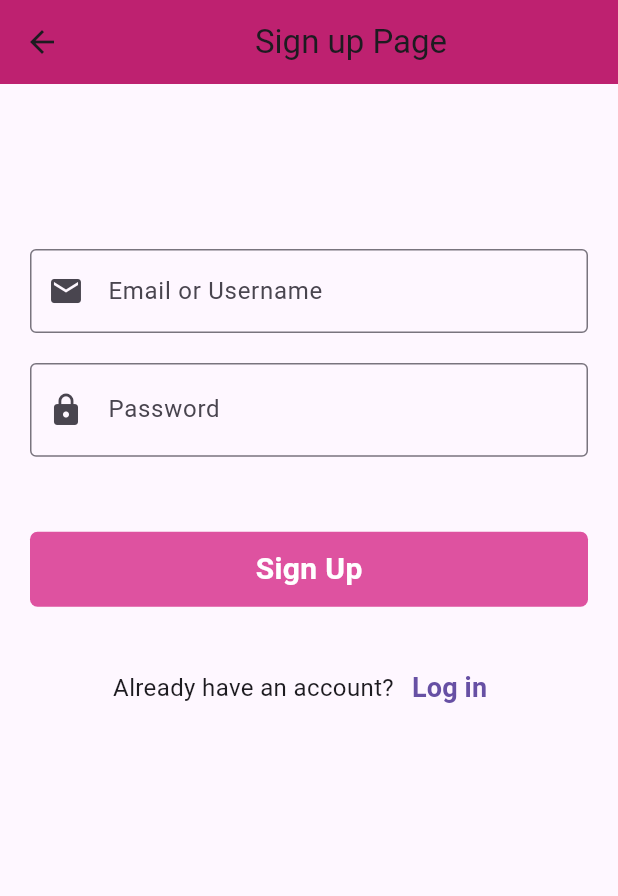
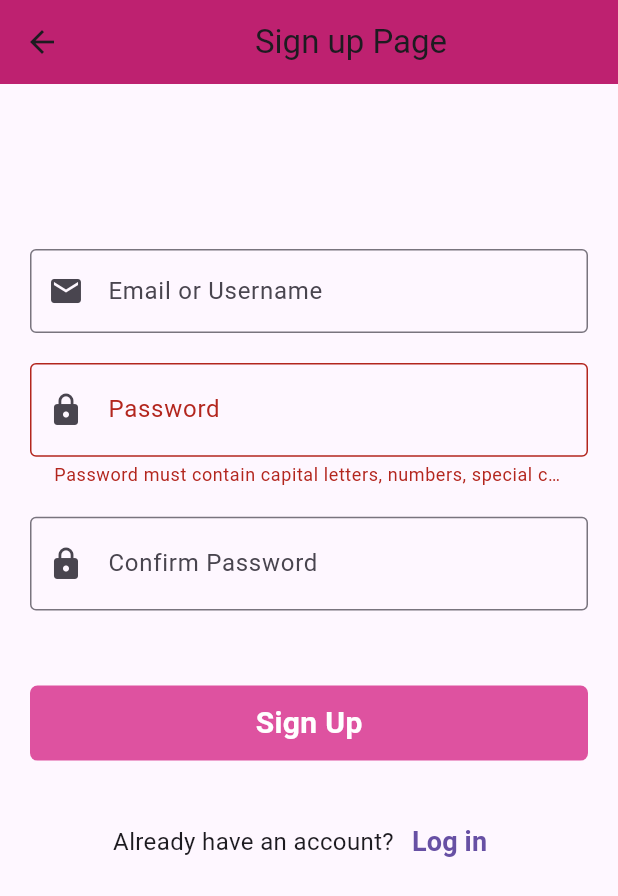
Before and after one commit to kimkylmar/kim_cv_second_commit, a Flutter app: the signUp screen opened directly, after a tap on "Sign Up", on a phone screen of 412 x 824 dp. Shown: the top 896 px of the screen. Run offline on Flutter 3.47's test engine with Material 3 defaults, Android fonts, the light colour scheme and no system bars.

Commit message:
with confirmation of pass

```diff
--- a/lib/sign_up.dart
+++ b/lib/sign_up.dart
@@ -13,6 +13,8 @@ class _signUpState extends State<signUp> {
   final _formfield = GlobalKey<FormState>();
   TextEditingController usernameController = TextEditingController();
   TextEditingController passController = TextEditingController();
+  TextEditingController confirmPassController = TextEditingController();
+
   bool passToggle = true;
 
   String passwordErrorText = "";
@@ -68,6 +70,7 @@ class _signUpState extends State<signUp> {
   //     print('Response body: ${response.body}');
   //   }
   // }
+
   Future<void> _signIn() async {
     final response = await http.post(
       Uri.parse('http://localhost/registered_users/signup.php'),
@@ -138,19 +141,12 @@ class _signUpState extends State<signUp> {
                     border: OutlineInputBorder(),
                     prefixIcon: Icon(Icons.email),
                   ),
-                  // validator: (value) {
-                  //   if (value!.isEmpty) {
-                  //     return "Enter Email";
-                  //   }
-                  //   bool emailValid = RegExp(
-                  //           r"^[a-zA-Z0-9.a-zA-Z0-9.!#$%&'*+-/=?^_`{|}~]+@[a-zA-Z0-9]+\.[a-zA-Z]+")
-                  //       .hasMatch(value);
-                  //   if (!emailValid) {
-                  //     return "Enter valid email";
-                  //   }
-                  // },
                 ),
+                //space
                 SizedBox(height: 20),
+                //space
+
+                //password field
                 TextFormField(
                   keyboardType: TextInputType.emailAddress,
                   controller: passController,
@@ -166,25 +162,51 @@ class _signUpState extends State<signUp> {
                         });
                       },
                       child: Icon(
-                          passToggle ? Icons.visibility : Icons.visibility_off),
+                        passToggle ? Icons.visibility : Icons.visibility_off,
+                      ),
                     ),
                   ),
-                  // validator: (value) {
-                  //   if (value!.isEmpty) {
-                  //     return "Enter Password";
-                  //   } else if (passContoller.text.length < 6) {
-                  //     return "Password should be 6 characters and up";
-                  //   } else if (!RegExp(
-                  //           r'^(?=.*[a-z])(?=.*[A-Z])(?=.*\d)(?=.*[@$!%*?&])[A-Za-z\d@$!%*?&]+$')
-                  //       .hasMatch(value)) {
-                  //     return "Password must meet the requirements";
-                  //   }
-                  // },
+                  validator: (value) {
+                    if (value != null && !_validatePassword(value)) {
+                      return 'Password must contain capital letters, numbers, special characters, and be at least 8 characters long.';
+                    }
+                    return null;
+                  },
+                ),
+                SizedBox(height: 20),
+                TextFormField(
+                  keyboardType: TextInputType.emailAddress,
+                  controller: confirmPassController,
+                  obscureText: passToggle,
+                  decoration: InputDecoration(
+                    labelText: "Confirm Password",
+                    border: OutlineInputBorder(),
+                    prefixIcon: Icon(Icons.lock),
+                    suffix: InkWell(
+                      onTap: () {
+                        setState(() {
+                          passToggle = !passToggle;
+                        });
+                      },
+                      child: Icon(
+                        passToggle ? Icons.visibility : Icons.visibility_off,
+                      ),
+                    ),
+                  ),
+                  validator: (value) {
+                    if (value != passController.text) {
+                      return 'Passwords do not match';
+                    }
+                    return null;
+                  },
                 ),
                 SizedBox(height: 50),
                 InkWell(
                   onTap: () {
-                    _signIn();
+                    if (_formfield.currentState != null &&
+                        _formfield.currentState!.validate()) {
+                      _signIn();
+                    }
                   },
                   child: Container(
                     height: 50,
```
